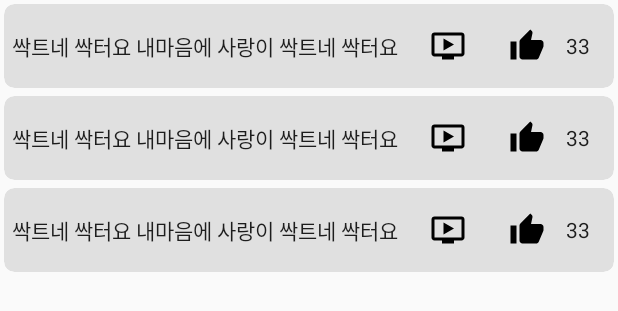
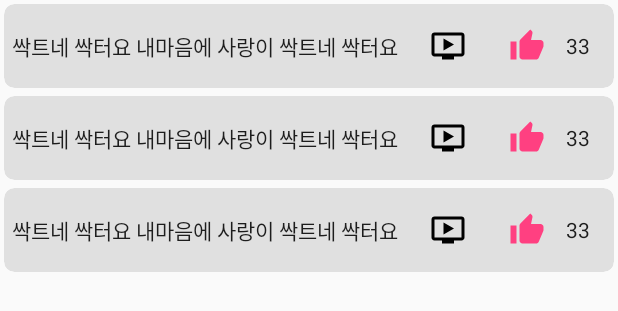
Before and after one commit to ovso/Massage, an Android app: the layout fragment_symptom.xml on its own in the app's theme, with its tools: preview values and no code run, on a phone screen of 412 x 824 dp. Shown: the top 311 px of the screen. Run offline under Robolectric (Android 15) with nearby library versions, the phone set to English and light mode, and no system bars.

Commit message:
Change color..

```diff
--- a/app/src/main/res/drawable/ic_thumb_up.xml
+++ b/app/src/main/res/drawable/ic_thumb_up.xml
@@ -4,6 +4,6 @@
         android:viewportWidth="24.0"
         android:viewportHeight="24.0">
     <path
-        android:fillColor="#FF000000"
+        android:fillColor="#FF4081"
         android:pathData="M1,21h4L5,9L1,9v12zM23,10c0,-1.1 -0.9,-2 -2,-2h-6.31l0.95,-4.57 0.03,-0.32c0,-0.41 -0.17,-0.79 -0.44,-1.06L14.17,1 7.59,7.59C7.22,7.95 7,8.45 7,9v10c0,1.1 0.9,2 2,2h9c0.83,0 1.54,-0.5 1.84,-1.22l3.02,-7.05c0.09,-0.23 0.14,-0.47 0.14,-0.73v-1.91l-0.01,-0.01L23,10z"/>
 </vector>
--- a/app/src/main/res/values/colors.xml
+++ b/app/src/main/res/values/colors.xml
@@ -2,7 +2,7 @@
 <resources>
   <color name="colorPrimary">#616161</color>
   <color name="colorPrimaryDark">#424242</color>
-  <color name="colorAccent">#212121</color>
+  <color name="colorAccent">#FF4081</color>
   <color name="colorLight">#F5F5F5</color>
 
   <color name="color_50">#FAFAFA</color>
```
